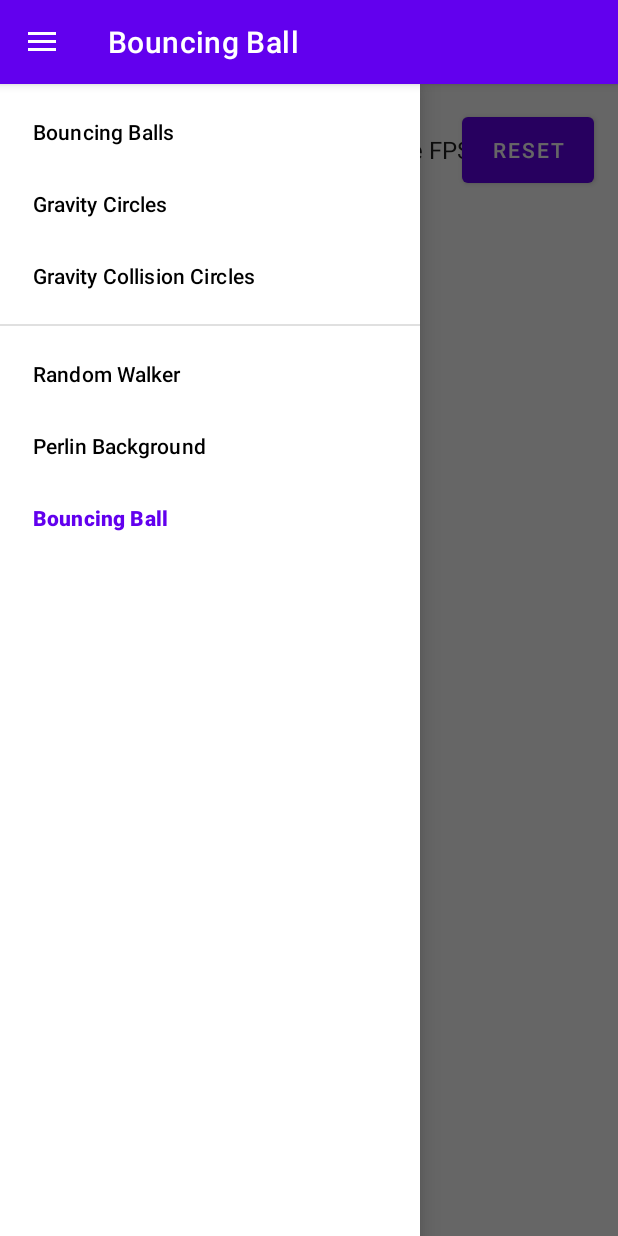
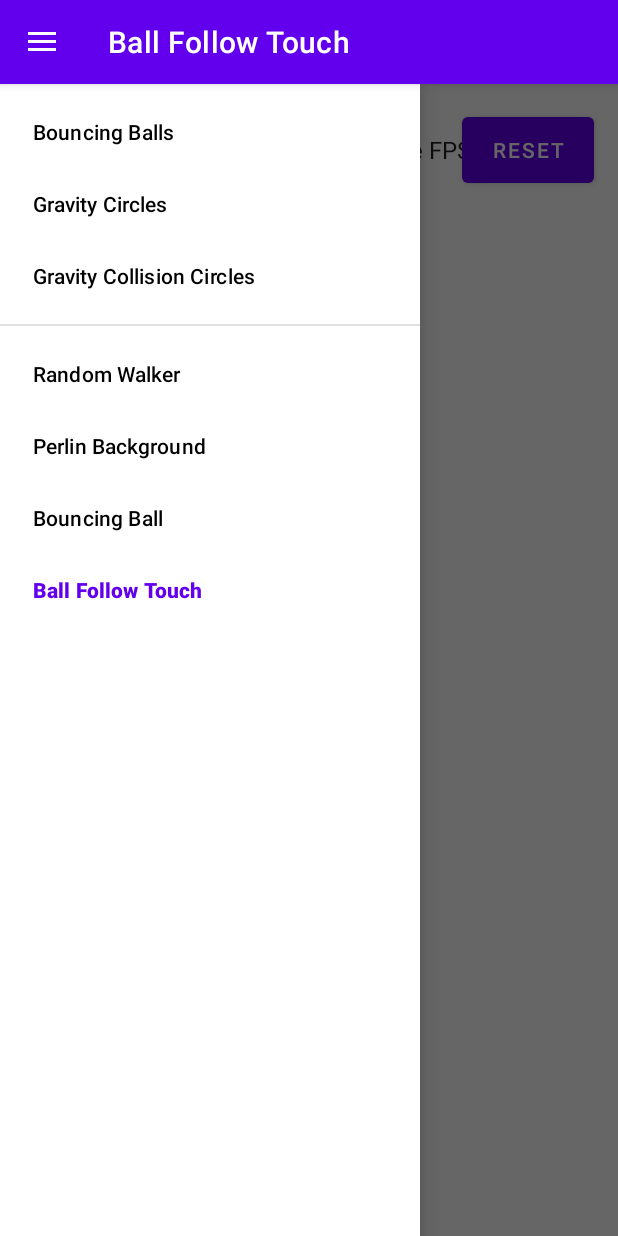
Before and after one commit to adamWeesner/PlayingWithAndroidGames, an Android app: the screen it shows after launch (MainActivity), with the side drawer open, on a phone screen of 412 x 824 dp. Run offline under Robolectric (Android 15) with nearby library versions, the phone set to English and light mode, and no system bars; our stand-ins replace navigation-ui; 4 statements that could not run were skipped.

Commit message:
added touch follow ball fragment and view

```diff
--- /dev/null
+++ b/app/src/main/java/com/weesnerdevelopment/playingwithgames/natureOfCode/ballFollowTouch/BallFollowTouchFragment.kt
@@ -0,0 +1,13 @@
+package com.weesnerdevelopment.playingwithgames.natureOfCode.ballFollowTouch
+
+import com.weesnerdevelopment.playingwithgames.GameFragment
+import com.weesnerdevelopment.playingwithgames.game.GameVariables
+
+class BallFollowTouchFragment : GameFragment() {
+    override fun create() {
+        gameView = BallFollowTouchSurfaceView(requireContext()).apply {
+            hardwareAccelerated = true
+            loopType = GameVariables.looper.value
+        }
+    }
+}
--- a/app/src/main/java/com/weesnerdevelopment/playingwithgames/objects/Ball.kt
+++ b/app/src/main/java/com/weesnerdevelopment/playingwithgames/objects/Ball.kt
@@ -10,7 +10,7 @@ data class Ball(
     override var velocity: Vector,
     val acceleration: Vector = Vector(-0.001, 0.01),
     override val radius: Number = 50,
-    val topSpeed: Number = 100
+    val topSpeed: Number = 10
 ) : Circle(pos, velocity, radius) {
     override fun draw(canvas: Canvas) {
         canvas.drawCircle()
@@ -22,11 +22,15 @@ data class Ball(
         if (pos.x.outsideOf(radius, width - radius)) velocity.x *= -1
         if (pos.y.outsideOf(radius, height - radius)) velocity.y *= -1
 
-        pos += velocity
+        pos + velocity
     }
 
     fun updatePos() {
-        velocity + acceleration
+        updateTowardPoint(acceleration)
+    }
+
+    fun updateTowardPoint(point: Vector){
+        velocity + point
         velocity.limit(topSpeed)
         pos + velocity
     }
--- a/app/src/main/java/com/weesnerdevelopment/playingwithgames/objects/Circle.kt
+++ b/app/src/main/java/com/weesnerdevelopment/playingwithgames/objects/Circle.kt
@@ -18,7 +18,7 @@ abstract class Circle(
     var path: Path? = null
 
     open val paint = Paint(Paint.ANTI_ALIAS_FLAG).apply {
-        color = Color.rgb(100, 100, 100)
+        color = Color.argb(100, 100, 100, 100)
     }
 
     open fun draw(canvas: Canvas) {}
--- a/app/src/main/java/com/weesnerdevelopment/playingwithgames/objects/Vector.kt
+++ b/app/src/main/java/com/weesnerdevelopment/playingwithgames/objects/Vector.kt
@@ -1,6 +1,7 @@
 package com.weesnerdevelopment.playingwithgames.objects
 
 import math.*
+import kotlin.random.Random.Default.nextInt
 
 sealed class Vec {
     open lateinit var x: Number
@@ -41,6 +42,7 @@ data class Vector(
 ) : Vec() {
     companion object {
         val zero = Vector(0, 0)
+        val random get() = Vector(nextInt(1000), nextInt(1000))
 
         fun add(first: Vector, second: Vector) = Vector(
             first.x + second.x,
--- a/app/src/main/java/math/Noise.kt
+++ b/app/src/main/java/math/Noise.kt
@@ -35,7 +35,7 @@ object Noise {
             floor(startPoint.y).toInt(),
             floor(startPoint.z).toInt()
         )
-        val startMinusFloor = startPoint.minus(startFloored)
+        val startMinusFloor = Vector3D.minus(startPoint, startFloored)
 
         if (perlin == null)
             perlin = Array((perlinSize + 1).toInt()) { Math.random() }
--- a/app/src/main/res/menu/activity_menu_drawer.xml
+++ b/app/src/main/res/menu/activity_menu_drawer.xml
@@ -22,5 +22,8 @@
         <item
             android:id="@id/bouncingBallFragment"
             android:title="Bouncing Ball" />
+        <item
+            android:id="@id/ballFollowTouchFragment"
+            android:title="Ball Follow Touch" />
     </group>
 </menu>
--- a/app/src/main/res/navigation/mobile_navigation.xml
+++ b/app/src/main/res/navigation/mobile_navigation.xml
@@ -2,7 +2,7 @@
 <navigation xmlns:android="http://schemas.android.com/apk/res/android"
     xmlns:app="http://schemas.android.com/apk/res-auto"
     android:id="@+id/mobile_navigation"
-    app:startDestination="@id/bouncingBallFragment">
+    app:startDestination="@id/ballFollowTouchFragment">
 
     <fragment
         android:id="@+id/bouncingBallsFragment"
@@ -28,4 +28,8 @@
         android:id="@+id/bouncingBallFragment"
         android:name="com.weesnerdevelopment.playingwithgames.natureOfCode.bouncingBall.BouncingBallFragment"
         android:label="Bouncing Ball" />
+    <fragment
+        android:id="@+id/ballFollowTouchFragment"
+        android:name="com.weesnerdevelopment.playingwithgames.natureOfCode.ballFollowTouch.BallFollowTouchFragment"
+        android:label="Ball Follow Touch" />
 </navigation>
```
Also changed, not shown: app/src/main/java/com/weesnerdevelopment/playingwithgames/natureOfCode/ballFollowTouch/BallFollowTouchSurfaceView.kt (added, +42 -0 lines).
